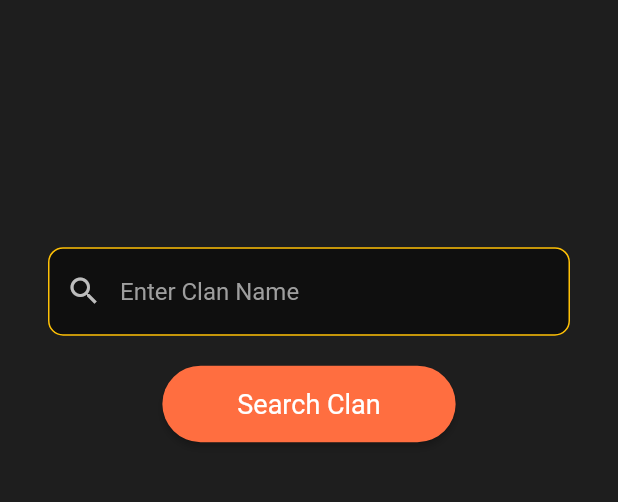
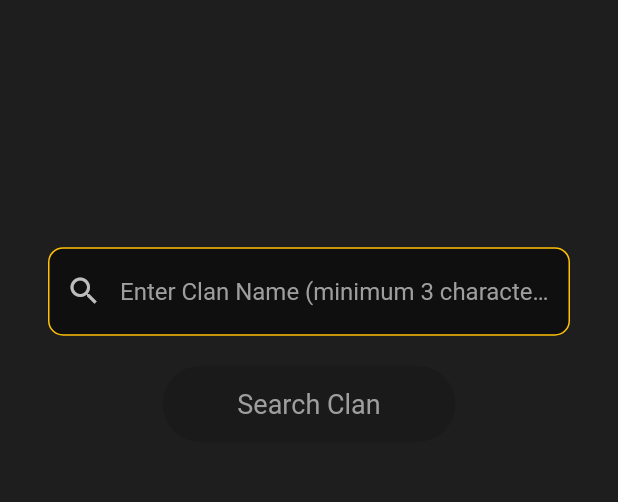
Before and after one commit to seancarnahan/clash_of_clans_clan_helper, a Flutter app: the screen it shows after launch, on a phone screen of 412 x 824 dp, the part 412-914 px from its top. Run offline on Flutter 3.47's test engine with Material 2 defaults, Android fonts, the phone set to English and light mode, and no system bars; missing offline and left inert: aws_client.

Commit message:
main - updated to have minimum search amount

```diff
--- a/lib/infrastructure/api/clash_of_clans_api.dart
+++ b/lib/infrastructure/api/clash_of_clans_api.dart
@@ -12,7 +12,7 @@ import 'package:clash_of_clans_clan_helper/domain/entities/clan.dart';
 class ClashOfClansApi implements ClanRepository {
   final String baseUrl = 'https://api.clashofclans.com/v1';
   final String apiToken = EnvironmentService().clashOfClansApiKey;
-  final int searchedClansResultLimit = 100;
+  final int searchedClansResultLimit = 10;
 
   @override
   Future<List<Clan>> searchClans(String name) async {
--- a/lib/presentation/screens/home/home_screen.dart
+++ b/lib/presentation/screens/home/home_screen.dart
@@ -20,6 +20,12 @@ class _HomeScreenState extends State<HomeScreen> {
   bool isError = false;
   String errorToastMsg = '';
   bool isProcessing = false;
+
+  @override
+  void dispose() {
+    _clanNameController.dispose();
+    super.dispose();
+  }
 
   void _onSearch() async {
     setState(() {
@@ -97,7 +103,7 @@ class _HomeScreenState extends State<HomeScreen> {
                     TextField(
                       controller: _clanNameController,
                       decoration: InputDecoration(
-                        hintText: 'Enter Clan Name',
+                        hintText: 'Enter Clan Name (minimum 3 characters)',
                         hintStyle: TextStyle(color: isError ? Colors.red : Colors.grey),
                         filled: true,
                         fillColor: Colors.black45.withOpacity(0.5),
@@ -107,21 +113,28 @@ class _HomeScreenState extends State<HomeScreen> {
                         ),
                         prefixIcon: Icon(Icons.search, color: isError ? Colors.red : Colors.grey[400]),
                         errorText: isError ? errorToastMsg : null,
-
                       ),
                       style: const TextStyle(color: Colors.white),
                     ),
                     const SizedBox(height: 20),
-                    ElevatedButton(
-                      onPressed: isProcessing ? null : _onSearch,
-                      style: isProcessing ? ElevatedButton.styleFrom(
+                    ValueListenableBuilder(
+                      valueListenable: _clanNameController,
+                      builder: (context, value, child) {
+                        bool isValidSearch = _clanNameController.text.length >= 3;
+                        bool isSearchBtnDisabled = !isValidSearch || isProcessing;
+
+                        return ElevatedButton(
+                          onPressed: isSearchBtnDisabled ? null : _onSearch,
+                          style: isSearchBtnDisabled ? ElevatedButton.styleFrom(
                             backgroundColor: Colors.grey,
                           ) : null,
                           child: isProcessing
                             ? const CircularProgressIndicator(
                                 valueColor: AlwaysStoppedAnimation<Color>(Colors.white),
                               )
-                        : const Text('Search Clan'),
+                            : Text('Search Clan', style: isValidSearch ? null : const TextStyle(color: Colors.grey)),
+                        );
+                      }
                     ),
                     if (clanSearchResults.isNotEmpty)
                       Expanded(
```
Also changed, not shown: lib/presentation/screens/home/widgets/clan_search_result_list_tile.dart (+22 -24 lines). Lines whose indentation alone changed are shown as unchanged.
